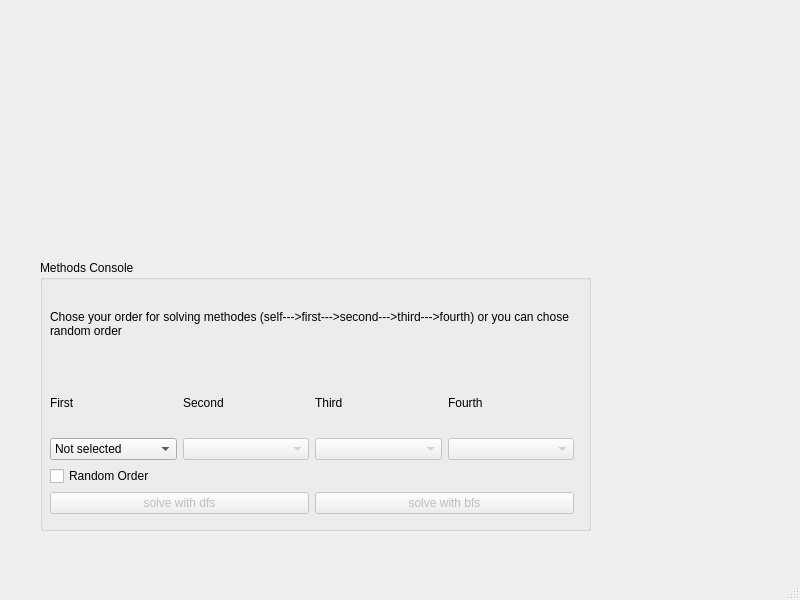
Old version of the form graphicmaze.ui in the repository mohake-keshavarzi/Mohammad-Hadi-Keshavarzi.
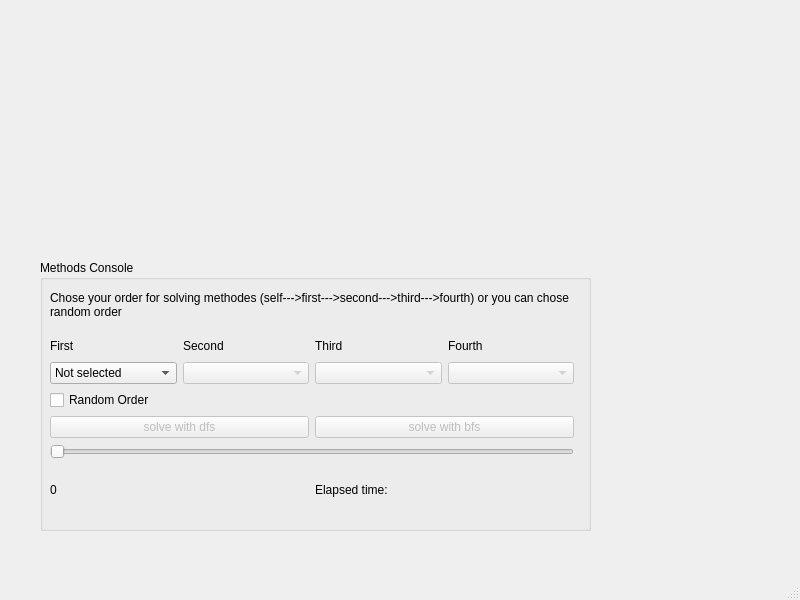
New version of the form.

Patch:
```diff
--- a/graphicmaze.ui
+++ b/graphicmaze.ui
@@ -194,6 +194,34 @@
         </item>
        </layout>
       </item>
+      <item>
+       <widget class="QSlider" name="delay_hS">
+        <property name="maximum">
+         <number>1000</number>
+        </property>
+        <property name="orientation">
+         <enum>Qt::Horizontal</enum>
+        </property>
+       </widget>
+      </item>
+      <item>
+       <layout class="QHBoxLayout" name="horizontalLayout">
+        <item>
+         <widget class="QLabel" name="delay_lb">
+          <property name="text">
+           <string>0</string>
+          </property>
+         </widget>
+        </item>
+        <item>
+         <widget class="QLabel" name="elapsedTime_lb">
+          <property name="text">
+           <string>Elapsed time:</string>
+          </property>
+         </widget>
+        </item>
+       </layout>
+      </item>
      </layout>
     </widget>
    </widget>
```
